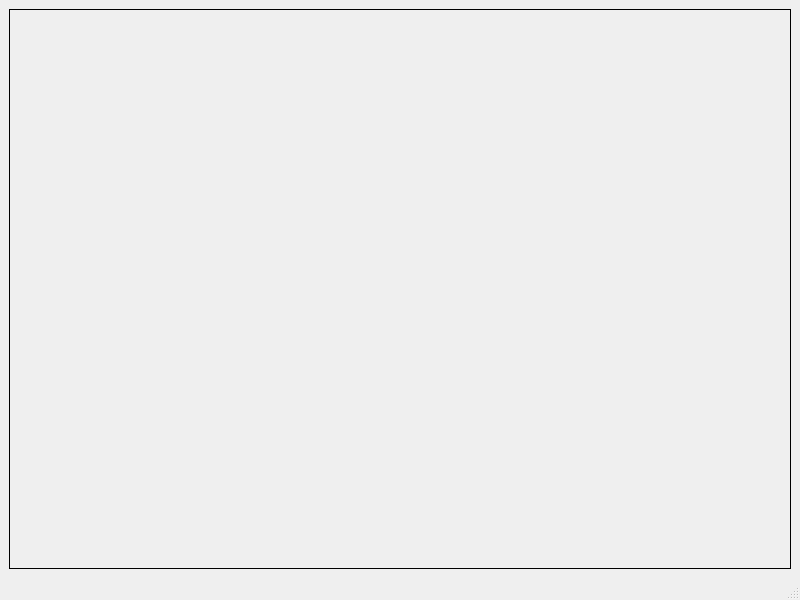
Before: the Qt Designer form Examples/CollisionExample/ExampleCanvas.ui in KROIA/QSFML_EditorWidget, drawn with Qt 5.
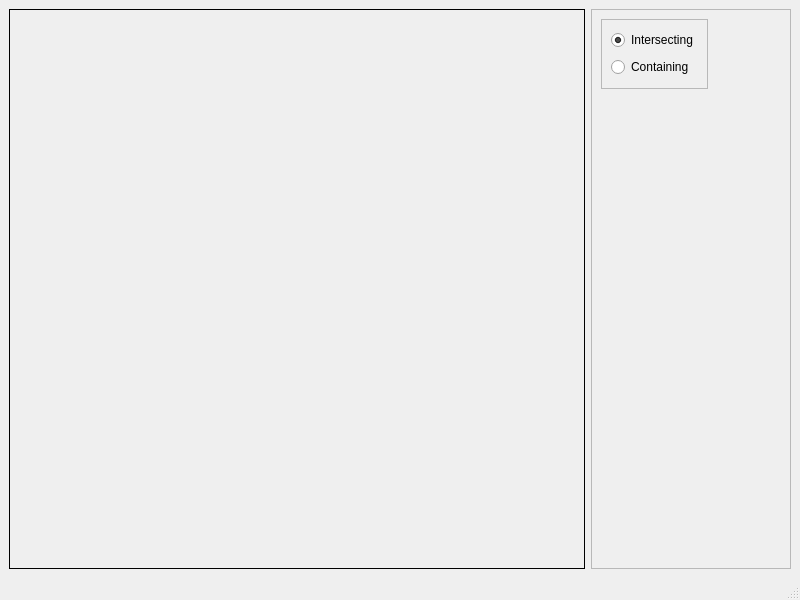
After: the same form once the commit is applied.

```diff
--- a/Examples/CollisionExample/ExampleCanvas.ui
+++ b/Examples/CollisionExample/ExampleCanvas.ui
@@ -25,6 +25,57 @@
       </property>
      </widget>
     </item>
+    <item row="0" column="1">
+     <widget class="QFrame" name="frame">
+      <property name="maximumSize">
+       <size>
+        <width>200</width>
+        <height>16777215</height>
+       </size>
+      </property>
+      <property name="frameShape">
+       <enum>QFrame::StyledPanel</enum>
+      </property>
+      <property name="frameShadow">
+       <enum>QFrame::Raised</enum>
+      </property>
+      <widget class="QFrame" name="frame_2">
+       <property name="geometry">
+        <rect>
+         <x>10</x>
+         <y>10</y>
+         <width>107</width>
+         <height>70</height>
+        </rect>
+       </property>
+       <property name="frameShape">
+        <enum>QFrame::StyledPanel</enum>
+       </property>
+       <property name="frameShadow">
+        <enum>QFrame::Raised</enum>
+       </property>
+       <layout class="QVBoxLayout" name="verticalLayout">
+        <item>
+         <widget class="QRadioButton" name="intersecting_radioButton">
+          <property name="text">
+           <string>Intersecting</string>
+          </property>
+          <property name="checked">
+           <bool>true</bool>
+          </property>
+         </widget>
+        </item>
+        <item>
+         <widget class="QRadioButton" name="containing_radioButton">
+          <property name="text">
+           <string>Containing</string>
+          </property>
+         </widget>
+        </item>
+       </layout>
+      </widget>
+     </widget>
+    </item>
    </layout>
   </widget>
   <widget class="QMenuBar" name="menubar">
```
